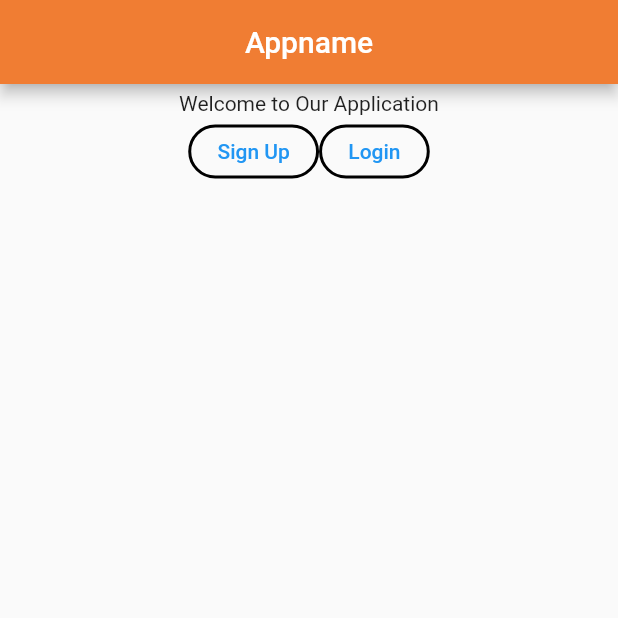
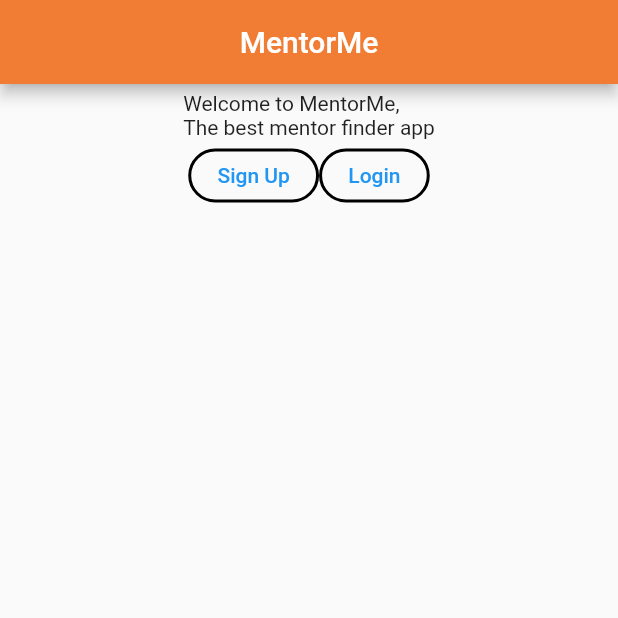
Before and after one commit to laexxtia/flutterkick, a Flutter app: the screen it shows after launch, on a phone screen of 412 x 824 dp, the top half of it. Run offline on Flutter 3.47's test engine with Material 2 defaults, Android fonts, the phone set to English and light mode, and no system bars; our stand-ins replace shared_preferences, syncfusion_flutter_calendar.

Commit message:
Standardised appbar header texts and updated like button for swiping
Standardised appbar header texts and updated like button for swiping

```diff
--- a/lib/page/card_provider.dart
+++ b/lib/page/card_provider.dart
@@ -2,8 +2,6 @@ import 'dart:math';
 
 import 'package:flutter/material.dart';
 import 'package:flutter_project/model/mentor_user.dart';
-import 'package:fluttertoast/fluttertoast.dart';
-import 'package:shared_preferences/shared_preferences.dart';
 
 enum CardStatus { like, dislike, superLike }
 
--- a/lib/page/login_signup.dart
+++ b/lib/page/login_signup.dart
@@ -16,7 +16,7 @@ class _LoginSignupState extends State<LoginSignup> {
       home: Scaffold(
           appBar: AppBar(
             centerTitle: true,
-            title: Text('Appname'),
+            title: Text('MentorMe'),
             backgroundColor: const Color(0xfff07d33),
           ),
           body: Center(child: Column(children: <Widget>[
@@ -24,7 +24,7 @@ class _LoginSignupState extends State<LoginSignup> {
               margin: EdgeInsets.all(5),
                 child: new Column(
                   children: [
-                    Text('Welcome to Our Application'),
+                    Text('Welcome to MentorMe, \nThe best mentor finder app'),
                     new Row(
                       crossAxisAlignment: CrossAxisAlignment.center,
                       mainAxisAlignment: MainAxisAlignment.center,
--- a/lib/page/mentormentee.dart
+++ b/lib/page/mentormentee.dart
@@ -17,7 +17,7 @@ class _MoMState extends State<MoM> {
     return Scaffold(
           appBar: AppBar(
             centerTitle: true,
-            title: Text('Flutter MoM Example'),
+            title: Text('MentorMe'),
             backgroundColor: const Color(0xfff07d33),
           ),
           body:
```
Also changed, not shown: lib/page/main_cards.dart (+13 -3 lines).
